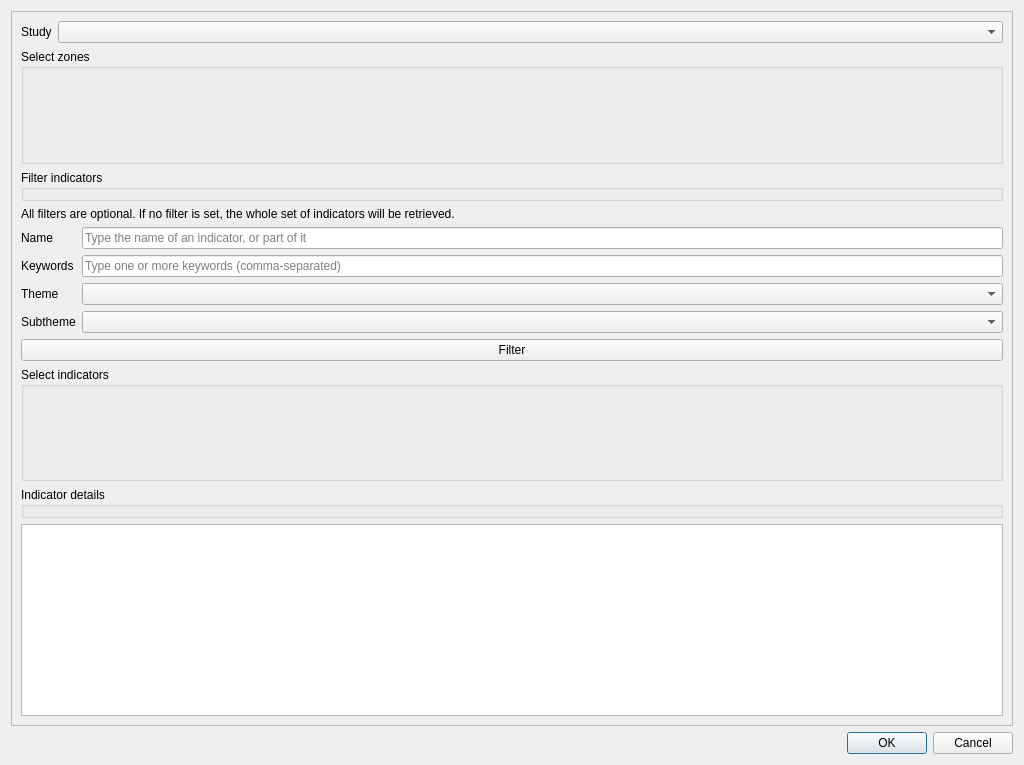
Old version of the form oq_irmt/ui/ui_select_sv_variables.ui in the repository gem/oq-irmt-qgis.
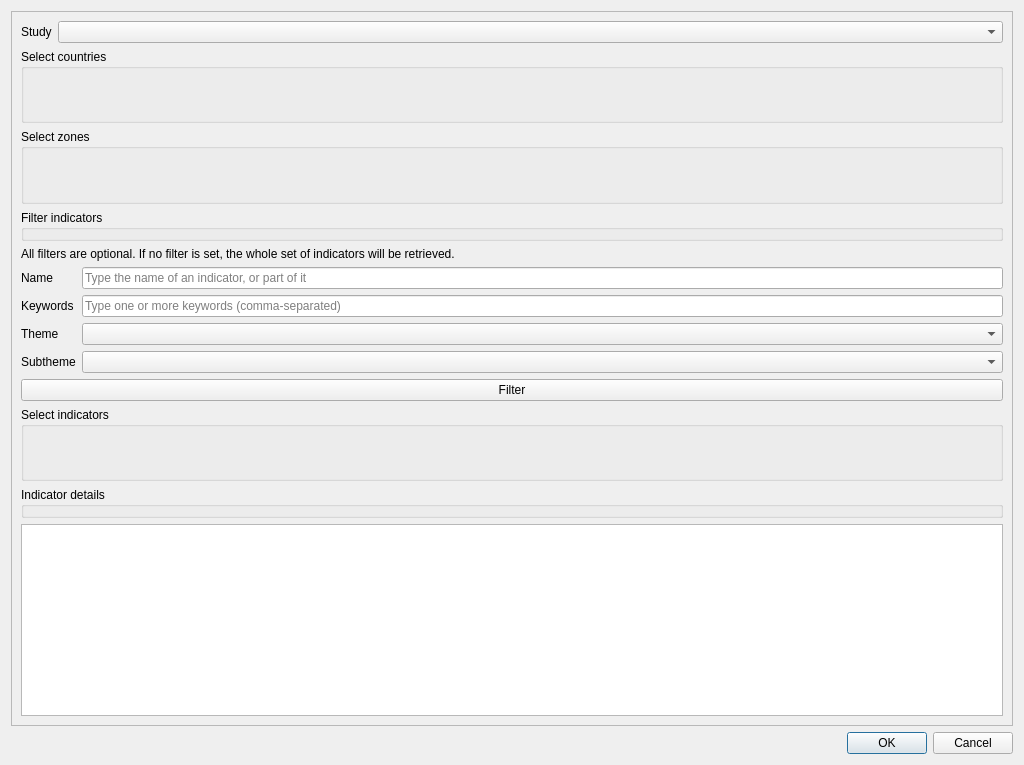
New version of the form. Custom widgets are drawn as their Qt base class.

Commit message: Rename multiselect widgets and add country_multiselect

Diff of the .ui file:
```diff
--- a/oq_irmt/ui/ui_select_sv_variables.ui
+++ b/oq_irmt/ui/ui_select_sv_variables.ui
@@ -53,7 +53,20 @@
         </layout>
        </item>
        <item>
-        <widget class="ListMultiSelectWidget" name="zone_select">
+        <widget class="ListMultiSelectWidget" name="country_multiselect">
+         <property name="sizePolicy">
+          <sizepolicy hsizetype="Preferred" vsizetype="MinimumExpanding">
+           <horstretch>0</horstretch>
+           <verstretch>0</verstretch>
+          </sizepolicy>
+         </property>
+         <property name="title">
+          <string>Select countries</string>
+         </property>
+        </widget>
+       </item>
+       <item>
+        <widget class="ListMultiSelectWidget" name="zone_multiselect">
          <property name="sizePolicy">
           <sizepolicy hsizetype="Preferred" vsizetype="MinimumExpanding">
            <horstretch>0</horstretch>
```
Left out of the diff: 7 changed lines with no effect on the pictures. The commit also changes 3 other files.
